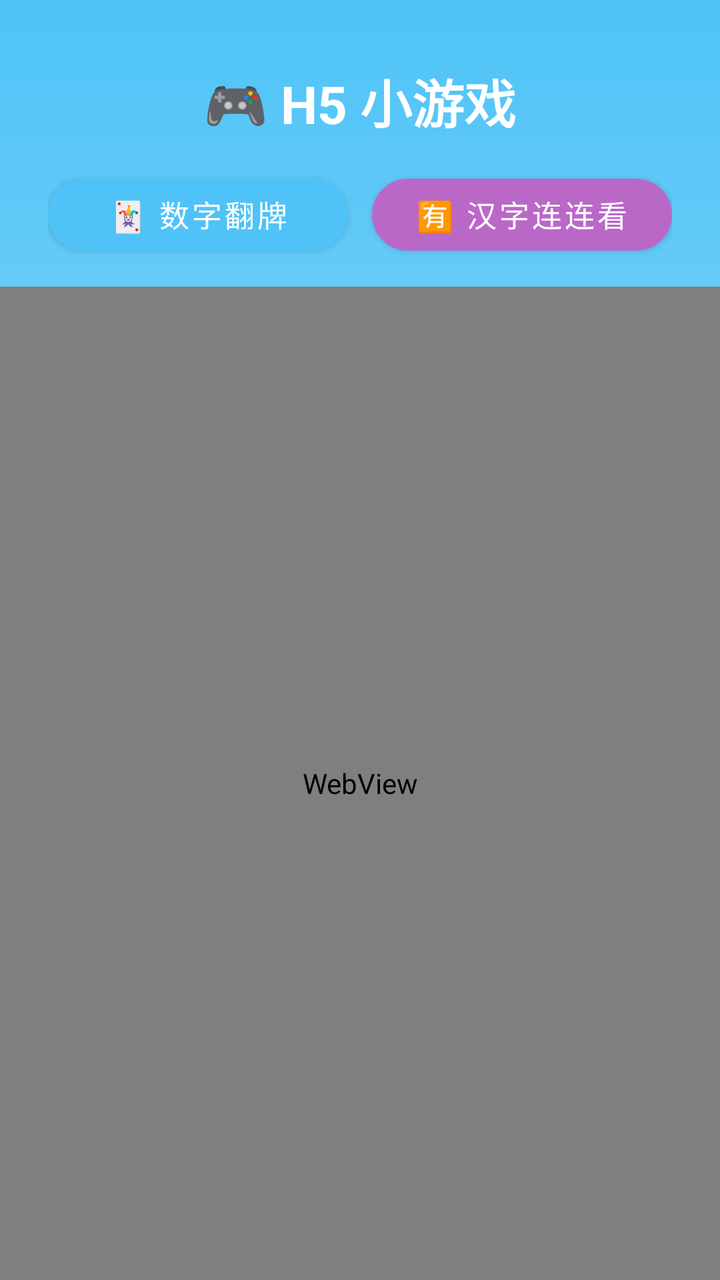
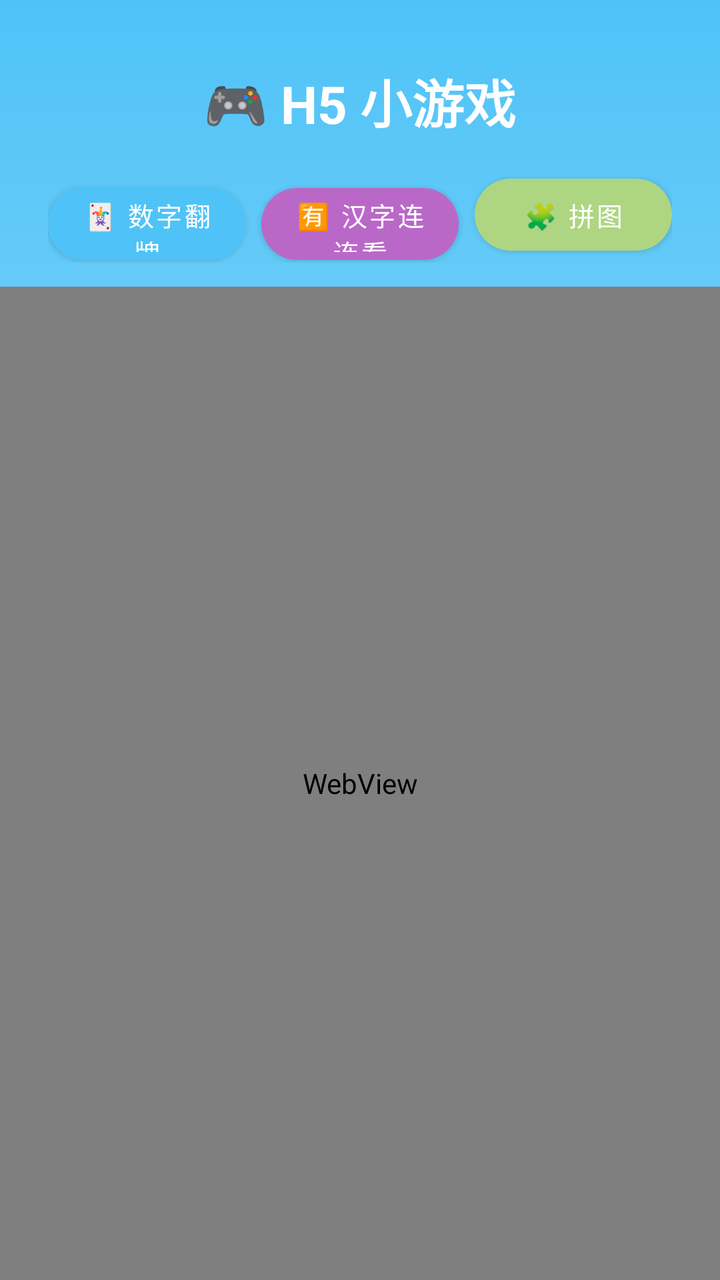

An Android layout rendered at two revisions. The XML below is the earlier revision; the diff shows what the commit changed to produce the second picture.
<!-- AndroidManifest.xml: activity theme Theme.Kids -->
<!-- res/layout/activity_kids_h5.xml -->
<?xml version="1.0" encoding="utf-8"?>
<LinearLayout xmlns:android="http://schemas.android.com/apk/res/android"
    xmlns:app="http://schemas.android.com/apk/res-auto"
    android:layout_width="match_parent"
    android:layout_height="match_parent"
    android:background="@drawable/bg_kids_home"
    android:orientation="vertical">

    <TextView
        android:layout_width="wrap_content"
        android:layout_height="wrap_content"
        android:layout_gravity="center_horizontal"
        android:layout_marginTop="32dp"
        android:text="🎮 H5 小游戏"
        android:textColor="#FFFFFF"
        android:textSize="26sp"
        android:textStyle="bold" />

    <LinearLayout
        android:layout_width="match_parent"
        android:layout_height="wrap_content"
        android:layout_marginHorizontal="24dp"
        android:layout_marginTop="14dp"
        android:orientation="horizontal">

        <com.google.android.material.button.MaterialButton
            android:id="@+id/btnGameNumber"
            android:layout_width="0dp"
            android:layout_height="48dp"
            android:layout_marginEnd="6dp"
            android:layout_weight="1"
            android:text="🃏 数字翻牌"
            android:textColor="@color/white"
            android:textSize="15sp"
            app:backgroundTint="@color/kids_sky_blue_deep"
            app:cornerRadius="24dp" />

        <com.google.android.material.button.MaterialButton
            android:id="@+id/btnGameHanzi"
            android:layout_width="0dp"
            android:layout_height="48dp"
            android:layout_marginStart="6dp"
            android:layout_weight="1"
            android:text="🈶 汉字连连看"
            android:textColor="@color/white"
            android:textSize="15sp"
            app:backgroundTint="@color/kids_purple"
            app:cornerRadius="24dp" />
    </LinearLayout>

    <WebView
        android:id="@+id/webGame"
        android:layout_width="match_parent"
        android:layout_height="0dp"
        android:layout_marginTop="12dp"
        android:layout_weight="1"
        android:background="@color/white" />
</LinearLayout>
<!-- resources referenced by this layout -->
<resources>
  <color name="kids_purple">#FFBA68C8</color>
  <color name="kids_sky_blue_deep">#FF4FC3F7</color>
  <color name="white">#FFFFFFFF</color>
  <!-- drawable bg_kids_home (drawable) -->
  <?xml version="1.0" encoding="utf-8"?>
  <shape xmlns:android="http://schemas.android.com/apk/res/android" android:shape="rectangle">
      <gradient
          android:angle="270"
          android:startColor="#4FC3F7"
          android:centerColor="#81D4FA"
          android:endColor="#B3E5FC" />
  </shape>
  <style name="Theme.Kids" parent="Theme.FirstApplication">
          <item name="android:statusBarColor">@android:color/transparent</item>
          <item name="android:windowDrawsSystemBarBackgrounds">true</item>
          <item name="android:windowLightStatusBar">false</item>
          <item name="android:navigationBarColor">@android:color/transparent</item>
          <item name="android:windowLightNavigationBar">false</item>
      </style>
  <style name="Theme.FirstApplication" parent="Theme.MaterialComponents.DayNight.NoActionBar">
          
          <item name="colorPrimary">@color/purple_500</item>
          <item name="colorPrimaryVariant">@color/purple_700</item>
          <item name="colorOnPrimary">@color/white</item>
          
          <item name="colorSecondary">@color/teal_200</item>
          <item name="android:windowNoTitle">true</item>
  
          <item name="colorSecondaryVariant">@color/teal_700</item>
          <item name="colorOnSecondary">@color/black</item>
          
          <item name="android:statusBarColor">?attr/colorPrimaryVariant</item>
          
      </style>
  <color name="purple_500">#FF6200EE</color>
  <color name="purple_700">#FF3700B3</color>
  <color name="teal_200">#FF03DAC5</color>
  <color name="teal_700">#FF018786</color>
  <color name="black">#FF000000</color>
</resources>

<!-- the commit's change to res/layout/activity_kids_h5.xml (unified diff, before → after) -->
@@ -27,11 +27,11 @@
             android:id="@+id/btnGameNumber"
             android:layout_width="0dp"
             android:layout_height="48dp"
-            android:layout_marginEnd="6dp"
+            android:layout_marginEnd="4dp"
             android:layout_weight="1"
             android:text="🃏 数字翻牌"
             android:textColor="@color/white"
-            android:textSize="15sp"
+            android:textSize="13sp"
             app:backgroundTint="@color/kids_sky_blue_deep"
             app:cornerRadius="24dp" />
 
@@ -39,12 +39,24 @@
             android:id="@+id/btnGameHanzi"
             android:layout_width="0dp"
             android:layout_height="48dp"
-            android:layout_marginStart="6dp"
+            android:layout_marginHorizontal="4dp"
             android:layout_weight="1"
             android:text="🈶 汉字连连看"
             android:textColor="@color/white"
-            android:textSize="15sp"
+            android:textSize="13sp"
             app:backgroundTint="@color/kids_purple"
+            app:cornerRadius="24dp" />
+
+        <com.google.android.material.button.MaterialButton
+            android:id="@+id/btnGamePuzzle"
+            android:layout_width="0dp"
+            android:layout_height="48dp"
+            android:layout_marginStart="4dp"
+            android:layout_weight="1"
+            android:text="🧩 拼图"
+            android:textColor="@color/white"
+            android:textSize="13sp"
+            app:backgroundTint="@color/kids_grass"
             app:cornerRadius="24dp" />
     </LinearLayout>
 
<!-- resource entries referenced after the edit -->
@@ -1,5 +1,6 @@
 <!-- resources referenced by this layout -->
 <resources>
+  <color name="kids_grass">#FFAED581</color>
   <color name="kids_purple">#FFBA68C8</color>
   <color name="kids_sky_blue_deep">#FF4FC3F7</color>
   <color name="white">#FFFFFFFF</color>
